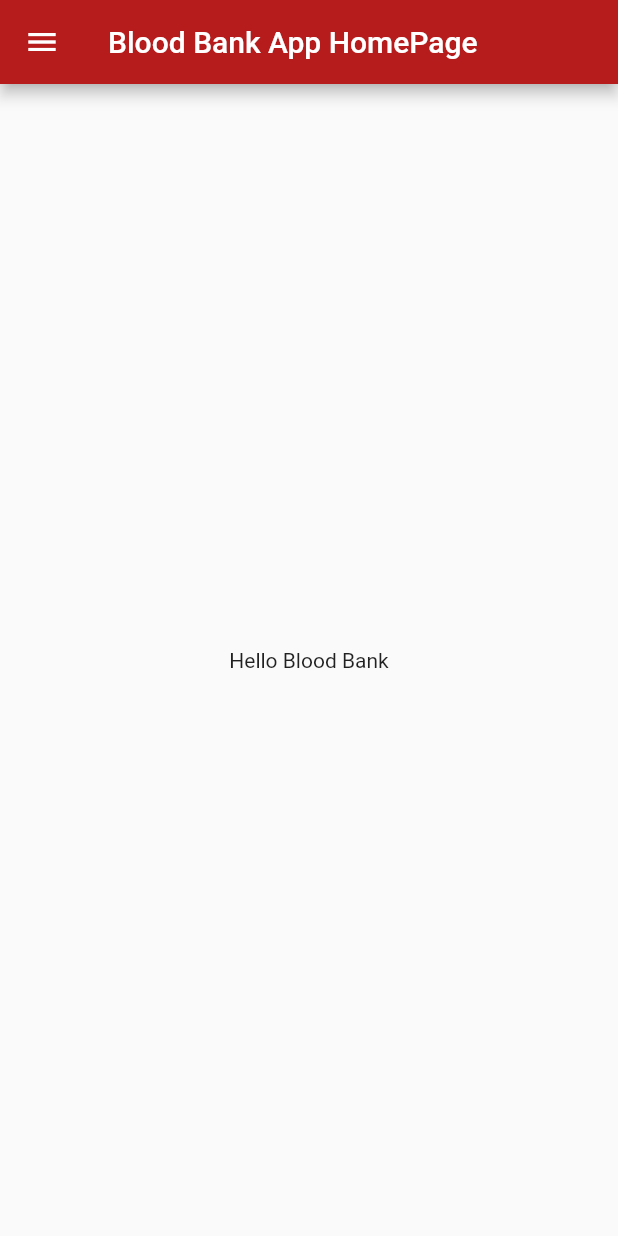
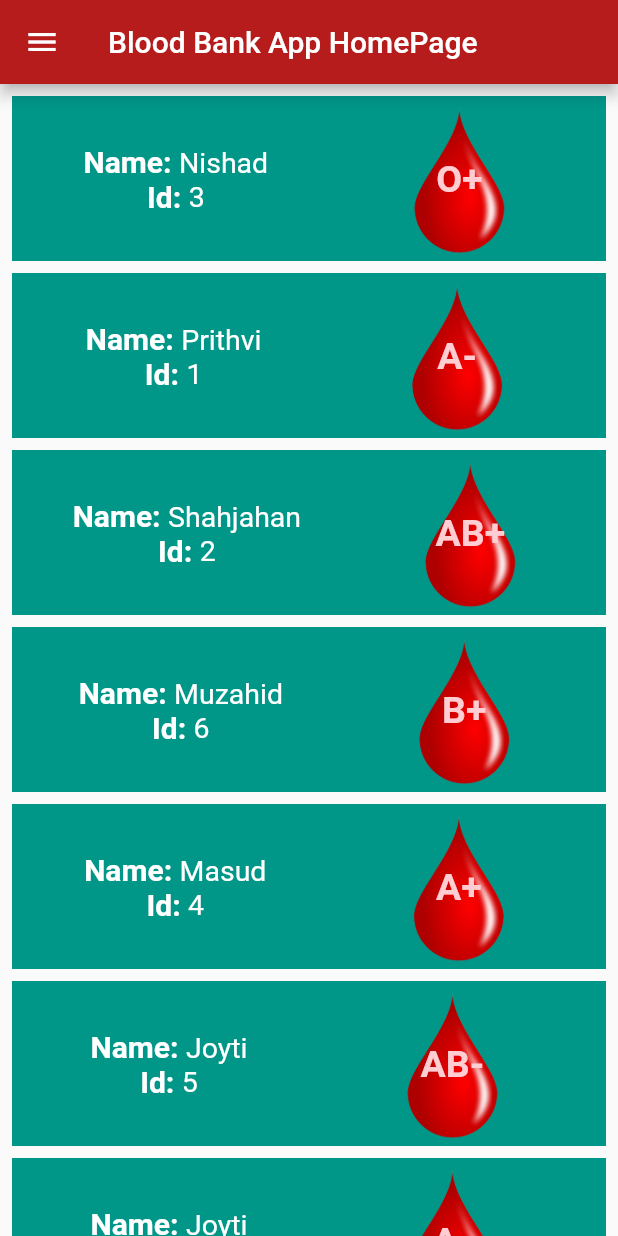
Before and after one commit to muzahidul190/flutter_blood_bank, a Flutter app: the screen it shows after launch, on a phone screen of 412 x 824 dp. Run offline on Flutter 3.47's test engine with Material 2 defaults, Android fonts, the phone set to English and light mode, and no system bars.

Commit message:
home page

```diff
--- a/lib/pages/home.dart
+++ b/lib/pages/home.dart
@@ -17,9 +17,100 @@ class _HomePageState extends State<HomePage> {
         title: const Text('Blood Bank App HomePage'),
       ),
       drawer: const AppDrawer(),
-      body: const Center(
-        child: Text('Hello Blood Bank'),
+      body: SingleChildScrollView(
+        scrollDirection: Axis.vertical,
+        padding: const EdgeInsets.all(8.0),
+        child: Column(
+          mainAxisAlignment: MainAxisAlignment.start,
+          crossAxisAlignment: CrossAxisAlignment.start,
+          children: [
+            singleBox(id: '3', name: 'Nishad', group: 'O+'),
+            singleBox(id: '1', name: 'Prithvi', group: 'A-'),
+            singleBox(id: '2', name: 'Shahjahan', group: 'AB+'),
+            singleBox(id: '6', name: 'Muzahid', group: 'B+'),
+            singleBox(id: '4', name: 'Masud', group: 'A+'),
+            singleBox(id: '5', name: 'Joyti', group: 'AB-'),
+            singleBox(id: '5', name: 'Joyti', group: 'A-'),
+            singleBox(id: '5', name: 'Joyti', group: 'A-'),
+            singleBox(id: '5', name: 'Joyti', group: 'A-'),
+            singleBox(id: '5', name: 'Joyti', group: 'A-'),
+            singleBox(id: '5', name: 'Joyti', group: 'A-'),
+          ],
+        ),
       ),
     );
   }
 }
+
+Widget singleBox({required String id, String? name, String? group}) {
+  return Container(
+    color: Colors.teal,
+    margin: const EdgeInsets.only(bottom: 8.0),
+    child: SizedBox(
+      height: 110,
+      child: Padding(
+        padding: const EdgeInsets.only(left: 9, right: 9, top: 3, bottom: 2),
+        child: Row(
+          mainAxisAlignment: MainAxisAlignment.spaceAround,
+          children: [
+            Column(
+              mainAxisAlignment: MainAxisAlignment.center,
+              children: [
+                Row(
+                  children: [
+                    const Text(
+                      'Name: ',
+                      style: TextStyle(
+                          color: Colors.white,
+                          fontWeight: FontWeight.bold,
+                          fontSize: 20),
+                    ),
+                    Text(
+                      '$name',
+                      style: const TextStyle(color: Colors.white, fontSize: 19),
+                    ),
+                  ],
+                ),
+                Row(
+                  children: [
+                    const Text(
+                      'Id: ',
+                      style: TextStyle(
+                          color: Colors.white,
+                          fontWeight: FontWeight.bold,
+                          fontSize: 20),
+                    ),
+                    Text(
+                      id,
+                      style: const TextStyle(color: Colors.white, fontSize: 19),
+                    )
+                  ],
+                ),
+              ],
+            ),
+            Container(
+              child: Center(
+                child: CircleAvatar(
+                  backgroundImage: const AssetImage('assets/images/icon.png'),
+                  backgroundColor: Colors.transparent,
+                  radius: 50,
+                  child: Text(
+                    '$group',
+                    style: const TextStyle(
+                      fontWeight: FontWeight.bold,
+                      fontSize: 25,
+                    ),
+                  ),
+                ),
+                // child: Text(
+                //   '$group',
+                //   style: TextStyle(color: Colors.white),
+                // ),
+              ),
+            ),
+          ],
+        ),
+      ),
+    ),
+  );
+}
```
